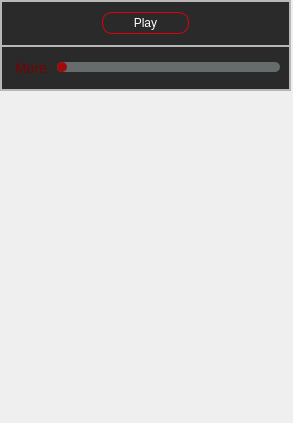
IamRezaMousavi/RedLine, file form.ui: the form before one commit.
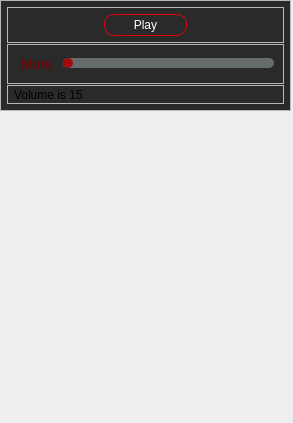
The form after the commit.

```diff
--- a/form.ui
+++ b/form.ui
@@ -20,7 +20,7 @@
       <x>0</x>
       <y>0</y>
       <width>291</width>
-      <height>91</height>
+      <height>111</height>
      </rect>
     </property>
     <property name="minimumSize">
@@ -32,7 +32,7 @@
     <property name="maximumSize">
      <size>
       <width>16777215</width>
-      <height>91</height>
+      <height>128</height>
      </size>
     </property>
     <property name="styleSheet">
@@ -55,9 +55,15 @@
        <x>0</x>
        <y>0</y>
        <width>291</width>
-       <height>91</height>
+       <height>111</height>
       </rect>
      </property>
+     <property name="minimumSize">
+      <size>
+       <width>0</width>
+       <height>0</height>
+      </size>
+     </property>
      <property name="styleSheet">
       <string notr="true"/>
      </property>
@@ -69,19 +75,19 @@
      </property>
      <layout class="QVBoxLayout" name="verticalLayout">
       <property name="spacing">
-       <number>0</number>
+       <number>1</number>
       </property>
       <property name="leftMargin">
-       <number>0</number>
+       <number>6</number>
       </property>
       <property name="topMargin">
-       <number>0</number>
+       <number>6</number>
       </property>
       <property name="rightMargin">
-       <number>0</number>
+       <number>6</number>
       </property>
       <property name="bottomMargin">
-       <number>0</number>
+       <number>6</number>
       </property>
       <item>
        <widget class="QFrame" name="playFrame">
@@ -243,6 +249,52 @@
         </layout>
        </widget>
       </item>
+      <item>
+       <widget class="QFrame" name="feedbackFrame">
+        <property name="minimumSize">
+         <size>
+          <width>0</width>
+          <height>10</height>
+         </size>
+        </property>
+        <property name="frameShape">
+         <enum>QFrame::StyledPanel</enum>
+        </property>
+        <property name="frameShadow">
+         <enum>QFrame::Raised</enum>
+        </property>
+        <layout class="QVBoxLayout" name="verticalLayout_2">
+         <property name="spacing">
+          <number>0</number>
+         </property>
+         <property name="leftMargin">
+          <number>6</number>
+         </property>
+         <property name="topMargin">
+          <number>0</number>
+         </property>
+         <property name="rightMargin">
+          <number>6</number>
+         </property>
+         <property name="bottomMargin">
+          <number>0</number>
+         </property>
+         <item>
+          <widget class="QLabel" name="feedbackLabel">
+           <property name="minimumSize">
+            <size>
+             <width>0</width>
+             <height>0</height>
+            </size>
+           </property>
+           <property name="text">
+            <string>Volume is 15</string>
+           </property>
+          </widget>
+         </item>
+        </layout>
+       </widget>
+      </item>
      </layout>
     </widget>
     <widget class="QFrame" name="bodyFrame">
```
Left out of the diff: 6 changed lines with no effect on the pictures.
